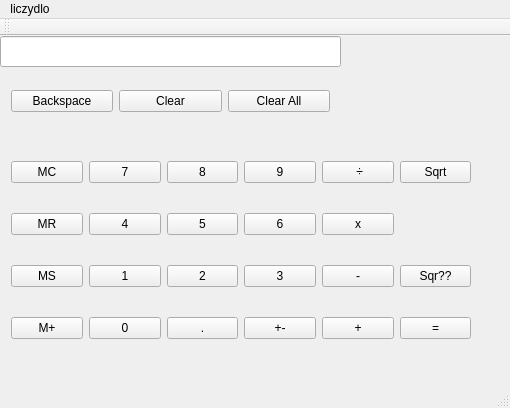
This is liczydlo/mainwindow.ui in domi-nika60/Liczydlo-naukowe as Qt 5 draws it before an edit. The edited form follows.
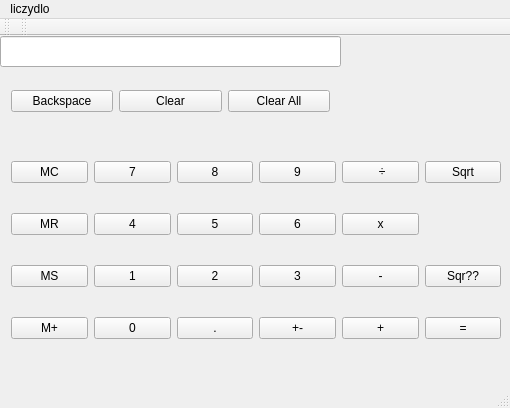
This is the edited form.

Commit message: podstawowe działania

```diff
--- a/liczydlo/mainwindow.ui
+++ b/liczydlo/mainwindow.ui
@@ -19,7 +19,7 @@
      <rect>
       <x>0</x>
       <y>90</y>
-      <width>482</width>
+      <width>512</width>
       <height>251</height>
      </rect>
     </property>
@@ -34,42 +34,42 @@
        </property>
       </widget>
      </item>
-     <item row="3" column="5">
+     <item row="4" column="5">
       <widget class="QPushButton" name="equal">
        <property name="text">
         <string>=</string>
        </property>
       </widget>
      </item>
-     <item row="3" column="2">
+     <item row="4" column="2">
       <widget class="QPushButton" name="dot">
        <property name="text">
         <string>.</string>
        </property>
       </widget>
      </item>
-     <item row="3" column="4">
+     <item row="4" column="4">
       <widget class="QPushButton" name="add">
        <property name="text">
         <string>+</string>
        </property>
       </widget>
      </item>
-     <item row="3" column="1">
+     <item row="4" column="1">
       <widget class="QPushButton" name="c0">
        <property name="text">
         <string>0</string>
        </property>
       </widget>
      </item>
-     <item row="3" column="0">
+     <item row="4" column="0">
       <widget class="QPushButton" name="AddToMemory">
        <property name="text">
         <string>M+</string>
        </property>
       </widget>
      </item>
-     <item row="3" column="3">
+     <item row="4" column="3">
       <widget class="QPushButton" name="pushButton_3">
        <property name="text">
         <string>+-</string>
@@ -104,77 +104,77 @@
        </property>
       </widget>
      </item>
-     <item row="2" column="2">
+     <item row="3" column="2">
       <widget class="QPushButton" name="c2">
        <property name="text">
         <string>2</string>
        </property>
       </widget>
      </item>
-     <item row="2" column="0">
+     <item row="3" column="0">
       <widget class="QPushButton" name="ms">
        <property name="text">
         <string>MS</string>
        </property>
       </widget>
      </item>
-     <item row="2" column="1">
+     <item row="3" column="1">
       <widget class="QPushButton" name="c1">
        <property name="text">
         <string>1</string>
        </property>
       </widget>
      </item>
-     <item row="2" column="4">
+     <item row="3" column="4">
       <widget class="QPushButton" name="subtract">
        <property name="text">
         <string>-</string>
        </property>
       </widget>
      </item>
-     <item row="2" column="5">
+     <item row="3" column="5">
       <widget class="QPushButton" name="toBeSpecified">
        <property name="text">
         <string>Sqr??</string>
        </property>
       </widget>
      </item>
-     <item row="2" column="3">
+     <item row="3" column="3">
       <widget class="QPushButton" name="c3">
        <property name="text">
         <string>3</string>
        </property>
       </widget>
      </item>
-     <item row="1" column="0">
+     <item row="2" column="0">
       <widget class="QPushButton" name="mr">
        <property name="text">
         <string>MR</string>
        </property>
       </widget>
      </item>
-     <item row="1" column="1">
+     <item row="2" column="1">
       <widget class="QPushButton" name="c4">
        <property name="text">
         <string>4</string>
        </property>
       </widget>
      </item>
-     <item row="1" column="2">
+     <item row="2" column="2">
       <widget class="QPushButton" name="c5">
        <property name="text">
         <string>5</string>
        </property>
       </widget>
      </item>
-     <item row="1" column="3">
+     <item row="2" column="3">
       <widget class="QPushButton" name="c6">
        <property name="text">
         <string>6</string>
        </property>
       </widget>
      </item>
-     <item row="1" column="4">
+     <item row="2" column="4">
       <widget class="QPushButton" name="multiply">
        <property name="text">
         <string>x</string>
@@ -262,6 +262,17 @@
    </attribute>
   </widget>
   <widget class="QStatusBar" name="statusBar"/>
+  <widget class="QToolBar" name="toolBar">
+   <property name="windowTitle">
+    <string>toolBar</string>
+   </property>
+   <attribute name="toolBarArea">
+    <enum>TopToolBarArea</enum>
+   </attribute>
+   <attribute name="toolBarBreak">
+    <bool>false</bool>
+   </attribute>
+  </widget>
  </widget>
  <layoutdefault spacing="6" margin="11"/>
  <resources/>
```
Left out of the diff: 70 changed lines with no effect on the pictures. The commit also changes 2 other files.
